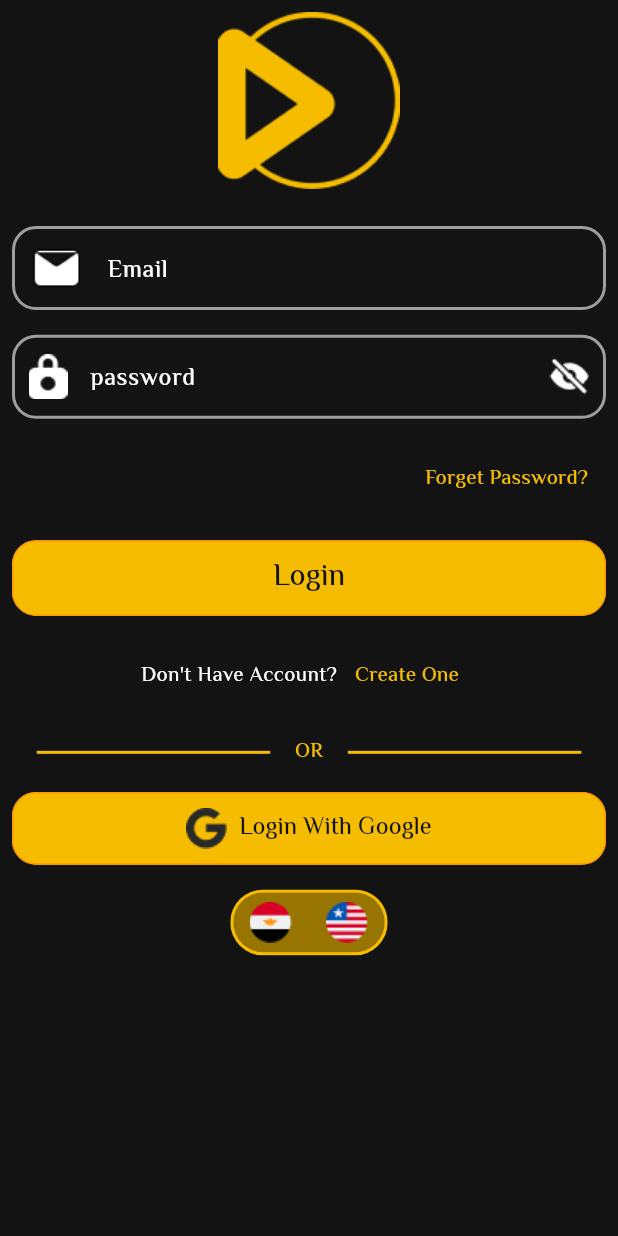
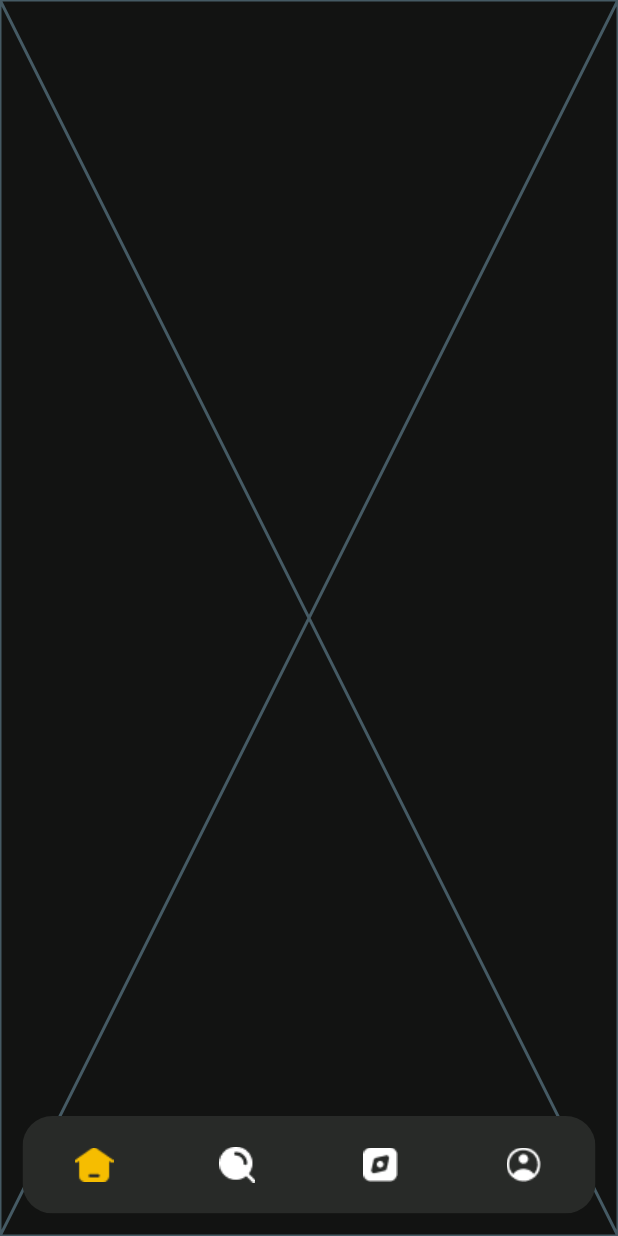
Before and after one commit to DDRAAGOON/movies1, a Flutter app: the screen it shows after launch, on a phone screen of 412 x 824 dp. Run offline on Flutter 3.47's test engine with Material 3 defaults, Android fonts, the phone set to English and light mode, and no system bars; drawn by our look-alikes of toggle_switch; our stand-ins replace google_fonts.

Commit message:
+ Added Bottom Navigation Bar in HomeScreen

```diff
--- a/lib/home/utils/app_assets.dart
+++ b/lib/home/utils/app_assets.dart
@@ -2,7 +2,14 @@ class AppAssets {
   static const String resetPassword ='assets/images/Reset password.png';
   static const String iconPassword ='assets/images/icon_password.png';
   static const String iconEyePass ='assets/images/icon_eye.png';
+  static const String iconHome ='assets/images/icon_home.png';
+  static const String iconSearch ='assets/images/icon_search.png';
+  static const String iconBrowse ='assets/images/icon_browse.png';
+  static const String iconProfile ='assets/images/icon_profile.png';
 
-
+  static const String profileSelect ='assets/images/profile_select.png';
+  static const String homeSelect ='assets/images/home_select.png';
+  static const String browseSelect ='assets/images/browse_select.png';
+  static const String searchSelect ='assets/images/search_select.png';
 
 }
--- a/lib/main.dart
+++ b/lib/main.dart
@@ -1,6 +1,8 @@
 import 'package:flutter/material.dart';
+import 'package:movies1/home/utils/app_routes.dart';
 import 'package:movies1/screens/auth/forget_password_screen.dart';
 import 'package:movies1/screens/auth/login_screen.dart';
+import 'package:movies1/screens/home/home_screen.dart';
 import 'package:movies1/screens/profile/update_profile_screen.dart';
 
 void main() {
@@ -13,7 +15,10 @@ class MyApp extends StatelessWidget {
   @override
   Widget build(BuildContext context) {
     return MaterialApp(
-      home: Loginscreen(),
+      debugShowCheckedModeBanner: false,
+initialRoute: AppRoutes.homeRouteName,
+      routes: {AppRoutes.homeRouteName : (context) => HomeScreen()
+      },
     );
   }
 }
--- a/lib/screens/home/browse_tab.dart
+++ b/lib/screens/home/browse_tab.dart
@@ -0,0 +1,10 @@
+import 'package:flutter/material.dart';
+
+class BrowseTab extends StatelessWidget {
+  const BrowseTab({super.key});
+
+  @override
+  Widget build(BuildContext context) {
+    return const Placeholder();
+  }
+}
--- a/lib/screens/home/home_screen.dart
+++ b/lib/screens/home/home_screen.dart
@@ -0,0 +1,84 @@
+import 'package:flutter/material.dart';
+import 'package:movies1/home/utils/app_assets.dart';
+import 'package:movies1/home/utils/app_colors.dart';
+import 'package:movies1/screens/home/browse_tab.dart';
+import 'package:movies1/screens/home/home_tab.dart';
+import 'package:movies1/screens/home/profile_tab.dart';
+import 'package:movies1/screens/home/search_tab.dart';
+
+class HomeScreen extends StatefulWidget {
+   const HomeScreen({super.key});
+
+  @override
+  State<HomeScreen> createState() => _HomeScreenState();
+}
+
+class _HomeScreenState extends State<HomeScreen> {
+int selectedIndex = 0;
+List<Widget> tabs =[
+  HomeTab(),SearchTab(),BrowseTab(),ProfileTab()
+];
+  @override
+  Widget build(BuildContext context) {
+    return Scaffold(
+      backgroundColor: AppColors.blackColor,
+      extendBody: true,
+      bottomNavigationBar:
+           Container(
+             margin: EdgeInsets.all(15),
+             height: 65,
+            // margin: EdgeInsets.all(15),
+             decoration: BoxDecoration(
+               borderRadius: BorderRadius.circular(16),
+             ),
+             child: ClipRRect(
+               borderRadius: BorderRadius.circular(20),
+               child: BottomNavigationBar(
+                 onTap: (index) {
+                   selectedIndex = index;
+                   setState(() {
+
+                   });
+                 },
+                 currentIndex: selectedIndex,
+                 selectedFontSize: 0,
+                 unselectedFontSize: 0,
+                 showSelectedLabels: false,
+                 showUnselectedLabels: false,
+                 type: BottomNavigationBarType.fixed,
+                 backgroundColor: AppColors.greyColor,
+                  items: [
+                   builtBottomNavBarItem(
+                       index: 0,
+                       selectedIconName: AppAssets.homeSelect,
+                       unSelectedIconName: AppAssets.iconHome, label: ''),
+                    builtBottomNavBarItem(
+                        index: 1,
+                        selectedIconName: AppAssets.searchSelect,
+                        unSelectedIconName: AppAssets.iconSearch, label: ''),
+                    builtBottomNavBarItem(
+                        index: 2,
+                        selectedIconName: AppAssets.browseSelect,
+                        unSelectedIconName: AppAssets.iconBrowse, label: ''),
+                    builtBottomNavBarItem(
+                        index: 3,
+                        selectedIconName: AppAssets.profileSelect,
+                        unSelectedIconName: AppAssets.iconProfile, label: ''),
+
+                  ],
+
+                         ),
+             ),
+           ),
+      body: tabs[selectedIndex],
+    );
+  }
+
+  BottomNavigationBarItem builtBottomNavBarItem({required String selectedIconName,
+    required String unSelectedIconName,required int index,
+  required String label}){
+    return BottomNavigationBarItem(icon: Image.asset(selectedIndex == index ? selectedIconName :
+    unSelectedIconName),
+    label: label);
+  }
+}
--- a/lib/screens/home/home_tab.dart
+++ b/lib/screens/home/home_tab.dart
@@ -0,0 +1,10 @@
+import 'package:flutter/material.dart';
+
+class HomeTab extends StatelessWidget {
+  const HomeTab({super.key});
+
+  @override
+  Widget build(BuildContext context) {
+    return const Placeholder();
+  }
+}
--- a/lib/screens/home/profile_tab.dart
+++ b/lib/screens/home/profile_tab.dart
@@ -0,0 +1,10 @@
+import 'package:flutter/material.dart';
+
+class ProfileTab extends StatelessWidget {
+  const ProfileTab({super.key});
+
+  @override
+  Widget build(BuildContext context) {
+    return const Placeholder();
+  }
+}
--- a/lib/screens/home/search_tab.dart
+++ b/lib/screens/home/search_tab.dart
@@ -0,0 +1,10 @@
+import 'package:flutter/material.dart';
+
+class SearchTab extends StatelessWidget {
+  const SearchTab({super.key});
+
+  @override
+  Widget build(BuildContext context) {
+    return const Placeholder();
+  }
+}
--- a/pubspec.yaml
+++ b/pubspec.yaml
@@ -61,6 +61,7 @@ flutter:
 
   # To add assets to your application, add an assets section, like this:
   assets:
+  - assets/images/
   - lib/assets/forget/
   - lib/assets/edit/
   - lib/assets/profile/
```
Also changed, not shown: assets/images/browse_select.png (added), assets/images/home_select.png (added), assets/images/icon_browse.png (added), assets/images/icon_home.png (added), assets/images/icon_profile.png (added), assets/images/icon_search.png (added), assets/images/profile_select.png (added), assets/images/search_select.png (added).
